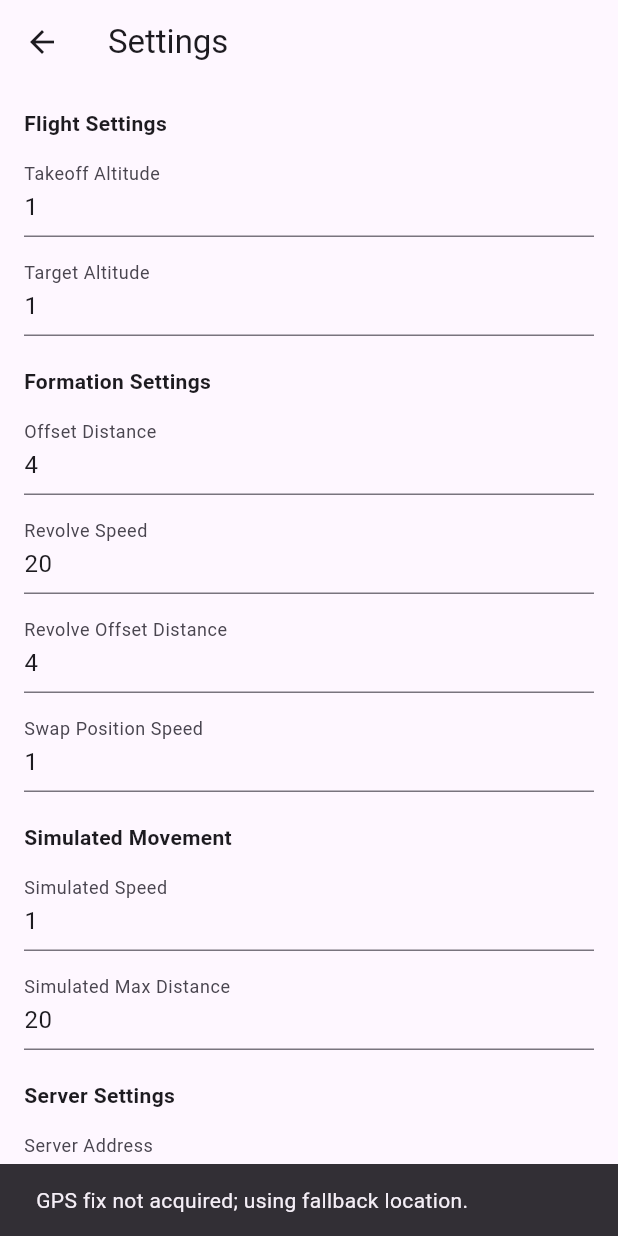
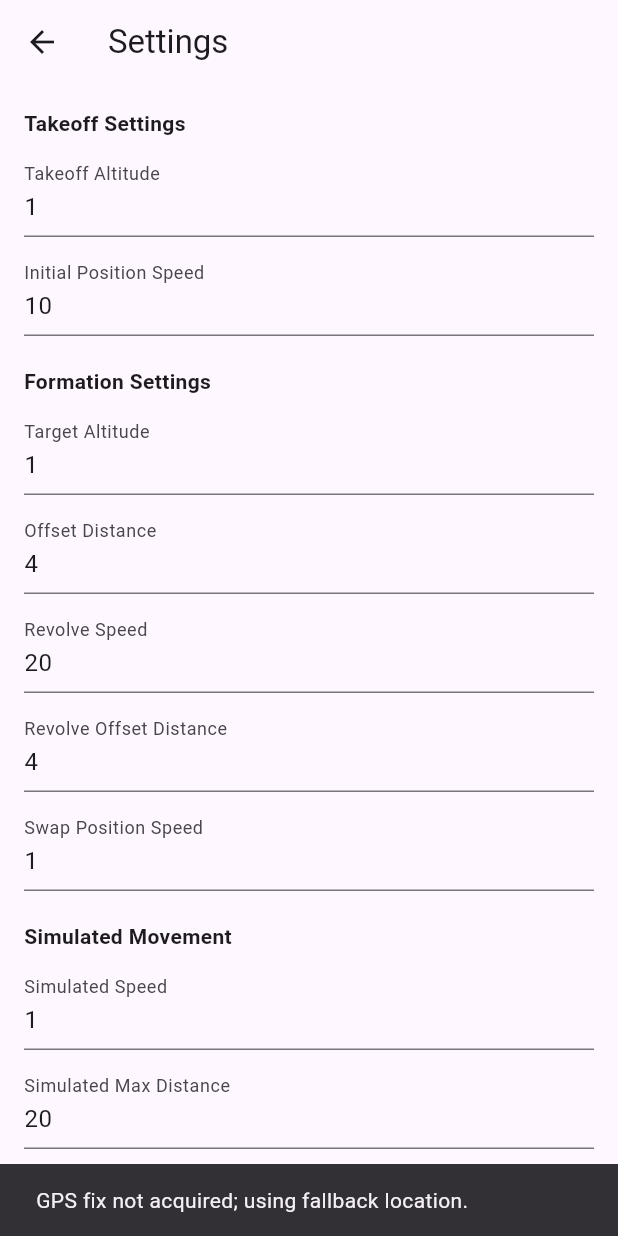
Before and after one commit to LavisCannon15/Drone-Swarm-App-and-Server, a Flutter app: the screen it shows after launch, in the side drawer, after a tap on the "menu" icon, on a phone screen of 412 x 824 dp. Run offline on Flutter 3.47's test engine with Material 3 defaults, Android fonts, the phone set to English and light mode, and no system bars; our stand-ins replace fl_chart, flutter_map, geolocator, google_maps_flutter, latlong2, shared_preferences; missing offline and left inert: flutter_background, flutter_map_tile_caching, google_maps_flutter_android, google_maps_flutter_platform_interface.

Commit message:
Add configurable initial positioning speed and adjust settings

```diff
--- a/lib/screens/settings_screen.dart
+++ b/lib/screens/settings_screen.dart
@@ -19,6 +19,7 @@ class _SettingsScreenState extends State<SettingsScreen> {
   // Default values for settings
   final Map<String, String> defaultSettings = {
     "takeoffAltitude": "1",
+    "initialPositionSpeed": "10",
     "targetAltitude": "1",
     "offsetDistance": "4",
     "revolveSpeed": "20",
@@ -31,6 +32,7 @@ class _SettingsScreenState extends State<SettingsScreen> {
 
   // Current values for settings
   String takeoffAltitude = "3";
+  String initialPositionSpeed = "10";
   String targetAltitude = "1";
   String offsetDistance = "4";
   String revolveSpeed = "20";
@@ -41,6 +43,7 @@ class _SettingsScreenState extends State<SettingsScreen> {
   String serverAddress = "127.0.0.1:5000";
 
   late final TextEditingController takeoffAltitudeController;
+  late final TextEditingController initialPositionSpeedController;
   late final TextEditingController targetAltitudeController;
   late final TextEditingController offsetDistanceController;
   late final TextEditingController revolveSpeedController;
@@ -54,6 +57,7 @@ class _SettingsScreenState extends State<SettingsScreen> {
   void initState() {
     super.initState();
     takeoffAltitudeController = TextEditingController();
+    initialPositionSpeedController = TextEditingController();
     targetAltitudeController = TextEditingController();
     offsetDistanceController = TextEditingController();
     revolveSpeedController = TextEditingController();
@@ -68,6 +72,7 @@ class _SettingsScreenState extends State<SettingsScreen> {
   @override
   void dispose() {
     takeoffAltitudeController.dispose();
+    initialPositionSpeedController.dispose();
     targetAltitudeController.dispose();
     offsetDistanceController.dispose();
     revolveSpeedController.dispose();
@@ -89,6 +94,8 @@ class _SettingsScreenState extends State<SettingsScreen> {
     setState(() {
       takeoffAltitude =
           prefs.getString('takeoffAltitude') ?? defaultSettings['takeoffAltitude']!;
+      initialPositionSpeed =
+          prefs.getString('initialPositionSpeed') ?? defaultSettings['initialPositionSpeed']!;
       targetAltitude =
           prefs.getString('targetAltitude') ?? defaultSettings['targetAltitude']!;
       offsetDistance =
@@ -107,6 +114,7 @@ class _SettingsScreenState extends State<SettingsScreen> {
           prefs.getString('serverAddress') ?? defaultSettings['serverAddress']!);
 
       takeoffAltitudeController.text = takeoffAltitude;
+      initialPositionSpeedController.text = initialPositionSpeed;
       targetAltitudeController.text = targetAltitude;
       offsetDistanceController.text = offsetDistance;
       revolveSpeedController.text = revolveSpeed;
@@ -120,16 +128,17 @@ class _SettingsScreenState extends State<SettingsScreen> {
 
     if (kDebugMode) {
         print(
-          "📥 Loaded settings: takeoffAltitude=$takeoffAltitude, targetAltitude=$targetAltitude, offsetDistance=$offsetDistance, revolveSpeed=$revolveSpeed, revolveOffsetDistance=$revolveOffsetDistance, swapPositionSpeed=$swapPositionSpeed, simSpeed=$simSpeed, simMaxDistance=$simMaxDistance, serverAddress=$serverAddress");
+            "📥 Loaded settings: takeoffAltitude=$takeoffAltitude, initialPositionSpeed=$initialPositionSpeed, targetAltitude=$targetAltitude, offsetDistance=$offsetDistance, revolveSpeed=$revolveSpeed, revolveOffsetDistance=$revolveOffsetDistance, swapPositionSpeed=$swapPositionSpeed, simSpeed=$simSpeed, simMaxDistance=$simMaxDistance, serverAddress=$serverAddress");
     }
     LogManager().addLog(
-        "📥 Loaded settings: takeoffAltitude=$takeoffAltitude, targetAltitude=$targetAltitude, offsetDistance=$offsetDistance, revolveSpeed=$revolveSpeed, revolveOffsetDistance=$revolveOffsetDistance, swapPositionSpeed=$swapPositionSpeed, simSpeed=$simSpeed, simMaxDistance=$simMaxDistance, serverAddress=$serverAddress");
+        "📥 Loaded settings: takeoffAltitude=$takeoffAltitude, initialPositionSpeed=$initialPositionSpeed, targetAltitude=$targetAltitude, offsetDistance=$offsetDistance, revolveSpeed=$revolveSpeed, revolveOffsetDistance=$revolveOffsetDistance, swapPositionSpeed=$swapPositionSpeed, simSpeed=$simSpeed, simMaxDistance=$simMaxDistance, serverAddress=$serverAddress");
   }
 
   Future<void> _saveSettings() async {
     final prefs = await SharedPreferences.getInstance();
     await prefs.setString('takeoffAltitude', takeoffAltitude);
       await prefs.setString('targetAltitude', targetAltitude);
+      await prefs.setString('initialPositionSpeed', initialPositionSpeed);
       await prefs.setString('offsetDistance', offsetDistance);
       await prefs.setString('revolveSpeed', revolveSpeed);
       await prefs.setString('revolveOffsetDistance', revolveOffsetDistance);
@@ -149,6 +158,7 @@ class _SettingsScreenState extends State<SettingsScreen> {
   Future<void> _resetToDefault() async {
     setState(() {
       takeoffAltitude = defaultSettings['takeoffAltitude']!;
+      initialPositionSpeed = defaultSettings['initialPositionSpeed']!;
       targetAltitude = defaultSettings['targetAltitude']!;
       offsetDistance = defaultSettings['offsetDistance']!;
       revolveSpeed = defaultSettings['revolveSpeed']!;
@@ -160,6 +170,7 @@ class _SettingsScreenState extends State<SettingsScreen> {
           _sanitizeServerAddress(defaultSettings['serverAddress']!);
 
       takeoffAltitudeController.text = takeoffAltitude;
+      initialPositionSpeedController.text = initialPositionSpeed;
       targetAltitudeController.text = targetAltitude;
       offsetDistanceController.text = offsetDistance;
       revolveSpeedController.text = revolveSpeed;
@@ -210,9 +221,9 @@ class _SettingsScreenState extends State<SettingsScreen> {
         padding: const EdgeInsets.all(16.0),
         child: ListView(
           children: [
-            // Flight Settings
+            // Takeoff Settings
             Text(
-              "Flight Settings",
+              "Takeoff Settings",
               style: TextStyle(fontWeight: FontWeight.bold),
             ),
             SizedBox(height: 10),
@@ -232,6 +243,28 @@ class _SettingsScreenState extends State<SettingsScreen> {
               ],
             ),
             SizedBox(height: 10),
+            // Initial Position Speed
+            TextField(
+              decoration: InputDecoration(
+                labelText: "Initial Position Speed",
+                hintText: "Speed to initial position (m/s)",
+              ),
+              keyboardType: TextInputType.numberWithOptions(decimal: true),
+              onChanged: (value) => initialPositionSpeed = value,
+              controller: initialPositionSpeedController,
+              inputFormatters: [
+                FilteringTextInputFormatter.allow(
+                  RegExp(r'^[0-9]*\.?[0-9]*$'),
+                ),
+              ],
+            ),
+            SizedBox(height: 20),
+            // Formation Settings
+            Text(
+              "Formation Settings",
+              style: TextStyle(fontWeight: FontWeight.bold),
+            ),
+            SizedBox(height: 10),
             // Target Altitude
             TextField(
               decoration: InputDecoration(
@@ -246,12 +279,6 @@ class _SettingsScreenState extends State<SettingsScreen> {
                   RegExp(r'^[0-9]*\.?[0-9]*$'),
                 ),
               ],
-            ),
-            SizedBox(height: 20),
-            // Formation Settings
-            Text(
-              "Formation Settings",
-              style: TextStyle(fontWeight: FontWeight.bold),
             ),
             SizedBox(height: 10),
             // Offset Distance
--- a/lib/services/websocket_service.dart
+++ b/lib/services/websocket_service.dart
@@ -201,6 +201,8 @@ class WebSocketService {
 
     final prefs = await SharedPreferences.getInstance();
     String takeoffAltitude = prefs.getString('takeoffAltitude') ?? "3";
+    String initialPositionSpeed =
+        prefs.getString('initialPositionSpeed') ?? "10";
     String targetAltitude = prefs.getString('targetAltitude') ?? "1";
     String offsetDistance = prefs.getString('offsetDistance') ?? "4";
     String revolveSpeed = prefs.getString('revolveSpeed') ?? "3";
@@ -226,6 +228,8 @@ class WebSocketService {
 
     Map<String, dynamic> commandData = {
       "takeoff_altitude": _parseParam(takeoffAltitude, 3.0, 'takeoff_altitude'),
+      "initial_position_speed":
+          _parseParam(initialPositionSpeed, 10.0, 'initial_position_speed'),
       "target_altitude": _parseParam(targetAltitude, 1.0, 'target_altitude'),
       "offset_distance": _parseParam(offsetDistance, 4.0, 'offset_distance'),
       "revolve_speed": _parseParam(revolveSpeed, 3.0, 'revolve_speed'),
```
Also changed, not shown: 2 other files. Lines whose indentation alone changed are shown as unchanged.
